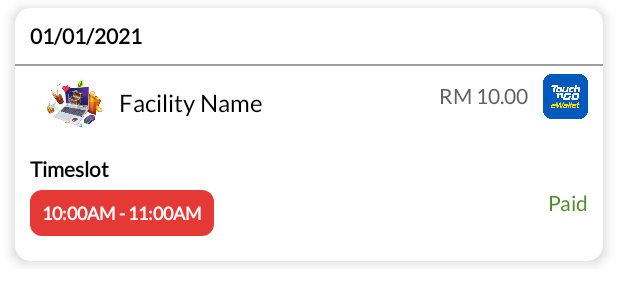
After one commit to Xytrix1103/iicportal, an Android app: the layout b_history.xml on its own in the app's theme, with its tools: preview values and no code run, on a phone screen of 412 x 824 dp. The commit adds this screen. Shown: the top 304 px of the screen. Run offline under Robolectric (Android 15) with nearby library versions, the phone set to English and light mode, and no system bars.

Commit message:
Created Booking History

```diff
--- a/app/src/main/AndroidManifest.xml
+++ b/app/src/main/AndroidManifest.xml
@@ -90,10 +90,10 @@
             android:exported="true">
             <intent-filter>
                 <action android:name="android.intent.action.MAIN" />
-
                 <category android:name="android.intent.category.LAUNCHER" />
             </intent-filter>
         </activity>
+
         <activity android:name=".activity.BookingHistoryActivity"
             android:exported="true">
             <intent-filter>
--- a/app/src/main/java/com/iicportal/fragments/FacilityMenuFragment.java
+++ b/app/src/main/java/com/iicportal/fragments/FacilityMenuFragment.java
@@ -30,7 +30,6 @@ public class FacilityMenuFragment extends Fragment {
     FacilityAdaptor facilityAdaptor;
 
     FirebaseDatabase database;
-    DatabaseReference timeslotRef;
     DatabaseReference facilitiesRef;
 
     FirebaseAuth mAuth;
@@ -57,8 +56,6 @@ public class FacilityMenuFragment extends Fragment {
         user = mAuth.getCurrentUser();
 
         database = FirebaseDatabase.getInstance();
-        timeslotRef = database.getReference("facilities/timeslot");
-        timeslotRef.keepSynced(true);
         facilitiesRef = database.getReference("facilities/facility/");
         facilitiesRef.keepSynced(true);
 
--- /dev/null
+++ b/app/src/main/res/layout/b_history.xml
@@ -0,0 +1,174 @@
+<?xml version="1.0" encoding="utf-8"?>
+<RelativeLayout
+    xmlns:android="http://schemas.android.com/apk/res/android"
+    xmlns:app="http://schemas.android.com/apk/res-auto"
+    xmlns:tools="http://schemas.android.com/tools"
+    android:id="@+id/orderHistoryItem"
+    android:layout_width="match_parent"
+    android:layout_height="wrap_content"
+    android:paddingHorizontal="10dp"
+    android:paddingVertical="5dp"
+    android:clipChildren="false"
+    android:clipToPadding="false">
+
+    <androidx.cardview.widget.CardView
+        android:layout_width="match_parent"
+        android:layout_height="wrap_content"
+        app:cardCornerRadius="10dp"
+        app:cardElevation="5dp">
+
+        <RelativeLayout
+            android:layout_width="match_parent"
+            android:layout_height="wrap_content">
+
+            <RelativeLayout
+                android:id="@+id/header"
+                android:layout_width="match_parent"
+                android:layout_height="wrap_content"
+                android:gravity="center_vertical"
+                android:paddingVertical="10dp"
+                android:paddingHorizontal="10dp">
+
+                <TextView
+                    android:id="@+id/date"
+                    android:layout_width="wrap_content"
+                    android:layout_height="wrap_content"
+                    android:layout_alignParentTop="true"
+                    android:layout_centerVertical="true"
+                    android:text="01/01/2021"
+                    android:textColor="@color/black"
+                    android:textSize="14sp"
+                    android:textStyle="bold"/>
+
+            </RelativeLayout>
+
+            <View
+                android:id="@+id/divider"
+                android:layout_width="match_parent"
+                android:layout_height="1dp"
+                android:layout_below="@id/header"
+                android:background="@color/grey_500"/>
+
+            <RelativeLayout
+                android:id="@+id/body"
+                android:layout_below="@id/divider"
+                android:layout_width="match_parent"
+                android:layout_height="wrap_content"
+                android:paddingVertical="5dp"
+                android:paddingHorizontal="10dp">
+
+                <LinearLayout
+                    android:id="@+id/facility"
+                    android:layout_width="match_parent"
+                    android:layout_height="wrap_content"
+                    android:weightSum="3"
+                    android:orientation="horizontal">
+
+                    <RelativeLayout
+                        android:layout_width="0dp"
+                        android:layout_height="wrap_content"
+                        android:layout_weight="2">
+
+                        <ImageView
+                            android:id="@+id/facility_image"
+                            android:layout_width="39dp"
+                            android:layout_height="39dp"
+                            android:layout_centerVertical="true"
+                            android:layout_marginStart="10dp"
+                            android:src="@drawable/facility" />
+
+                        <TextView
+                            android:id="@+id/facility_name"
+                            android:layout_width="wrap_content"
+                            android:layout_height="wrap_content"
+                            android:layout_toEndOf="@id/facility_image"
+                            android:layout_centerVertical="true"
+                            android:layout_marginStart="10dp"
+                            android:text="@string/facility_name"
+                            android:textColor="@color/black"
+                            android:textSize="16sp"/>
+
+                    </RelativeLayout>
+
+                    <RelativeLayout
+                        android:layout_width="0dp"
+                        android:layout_height="wrap_content"
+                        android:layout_weight="1">
+
+                        <TextView
+                            android:id="@+id/total"
+                            android:layout_width="wrap_content"
+                            android:layout_height="wrap_content"
+                            android:layout_centerVertical="true"
+                            android:layout_toStartOf="@+id/payment_method_icon"
+                            android:text="RM 10.00"
+                            android:textColor="@color/grey_700"
+                            android:textStyle="normal"
+                            android:textSize="14sp"/>
+
+                        <ImageView
+                            android:id="@+id/payment_method_icon"
+                            android:layout_width="30dp"
+                            android:layout_height="30dp"
+                            android:layout_centerVertical="true"
+                            android:layout_marginStart="10dp"
+                            android:layout_alignParentEnd="true"
+                            android:src="@drawable/tngewallet"/>
+
+                    </RelativeLayout>
+
+                </LinearLayout>
+
+            </RelativeLayout>
+
+            <RelativeLayout
+                android:layout_width="match_parent"
+                android:layout_height="60dp"
+                android:layout_below="@id/body"
+                android:layout_margin="10dp">
+
+                <TextView
+                    android:id="@+id/timeslotText"
+                    android:layout_width="wrap_content"
+                    android:layout_height="wrap_content"
+                    android:layout_marginBottom="5dp"
+                    android:text="Timeslot"
+                    android:textColor="@color/black"
+                    android:textSize="14sp"
+                    android:textStyle="bold"
+                    android:layout_alignParentStart="true"
+                    android:layout_alignParentTop="true"/>
+
+                <TextView
+                    android:id="@+id/timeslot"
+                    android:layout_width="wrap_content"
+                    android:layout_height="wrap_content"
+                    android:background="@drawable/red_rounded_rectangle"
+                    android:layout_alignParentStart="true"
+                    android:text="10:00AM - 11:00AM"
+                    android:textColor="@color/white"
+                    android:textSize="12sp"
+                    android:textStyle="bold"
+                    android:padding="8dp"
+                    android:gravity="center"
+                    android:layout_below="@+id/timeslotText"/>
+
+                <TextView
+                    android:id="@+id/status"
+                    android:layout_width="wrap_content"
+                    android:layout_height="wrap_content"
+                    android:layout_alignParentEnd="true"
+                    android:layout_below="@+id/timeslotText"
+                    android:textAlignment="textEnd"
+                    android:layout_toEndOf="@+id/timeslot"
+                    android:text="Paid"
+                    android:textColor="@color/light_green_800"
+                    android:textSize="14sp"/>
+
+            </RelativeLayout>
+
+        </RelativeLayout>
+
+    </androidx.cardview.widget.CardView>
+
+</RelativeLayout>
--- a/app/src/main/res/values/strings.xml
+++ b/app/src/main/res/values/strings.xml
@@ -67,6 +67,8 @@
     <string name="facility_name">Facility Name</string>
     <string name="booking_time">Booking Time</string>
     <string name="booking_date">Booking Date</string>
+    <string name="bookingHistory">Booking History</string>
+    <string name="booking_history_empty">You have no previous bookings.</string>
 	<string name="order_details">Order Details</string>
 	<string name="ordered_at">Ordered At</string>
 	<string name="order_id_title">Order ID</string>
```
Also changed, not shown: app/src/main/java/com/iicportal/activity/BookingHistoryActivity.java (+13 -13 lines), app/src/main/java/com/iicportal/adaptor/BookingHistoryAdaptor.java (added, +81 -0 lines), app/src/main/java/com/iicportal/adaptor/FacilityAdaptor.java (+29 -59 lines), app/src/main/java/com/iicportal/fragments/BookingDialogFragment.java (+18 -19 lines), app/src/main/java/com/iicportal/models/BookingItem.java (+13 -1 lines), app/src/main/res/layout/booking_item.xml (added, +35 -0 lines).
